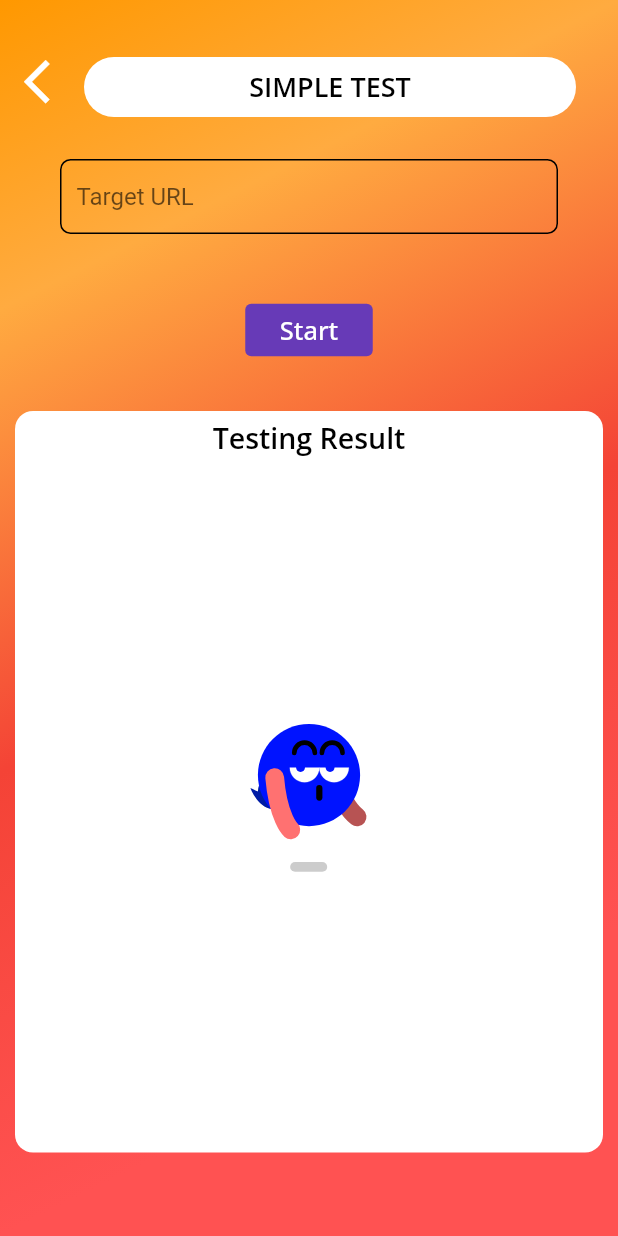
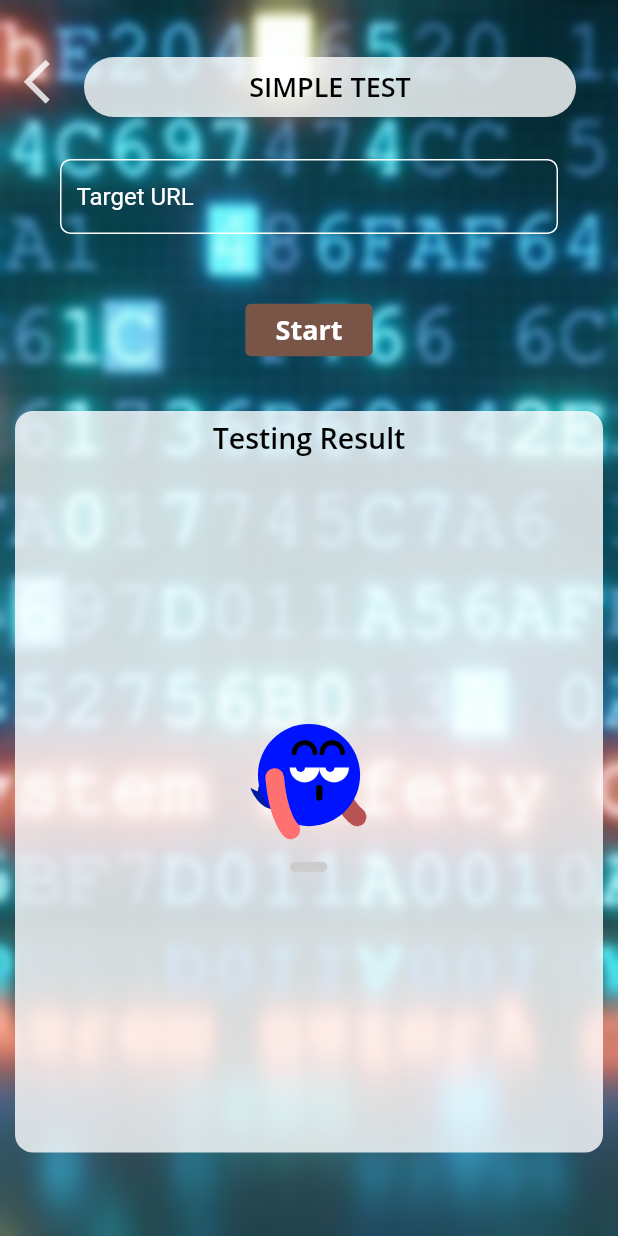
Before and after one commit to jubayerhossain625/sniper, a Flutter app: the HomePage screen opened directly, after a tap on an icon or button, on a phone screen of 412 x 824 dp. Run offline on Flutter 3.47's test engine with Material 2 defaults, Android fonts, the phone set to English and light mode, and no system bars; our stand-ins replace google_fonts, lottie; missing offline and left inert: regexed_validator.

Commit message:
last ui update
new design

```diff
--- a/lib/feature/presentation/pages/homepage/home_page.dart
+++ b/lib/feature/presentation/pages/homepage/home_page.dart
@@ -25,13 +25,13 @@ class HomePage extends StatelessWidget {
               padding: const EdgeInsets.all(8.0),
               child: Container(
                 alignment: Alignment.center,
-                height: 100,
+                height: 80,
                 width: MediaQuery.of(context).size.width,
                 decoration: BoxDecoration(
                   borderRadius: BorderRadius.circular(25),
-                  color: Colors.white
+                  color: Colors.green.withOpacity(0.5)
                 ),
-                child:const TextLtdWidget(title: "SELECT YOUR TEST",color: Colors.black,weight: FontWeight.w600,size: 34,),
+                child:const TextLtdWidget(title: "SELECT YOUR TEST",color: Colors.white,weight: FontWeight.bold,size: 26,),
               ),
             ),
             const SizedBox(height: 20,),
--- a/lib/feature/presentation/pages/simple_test_page/simple_text_page.dart
+++ b/lib/feature/presentation/pages/simple_test_page/simple_text_page.dart
@@ -111,7 +111,7 @@ class _SimpleTestPageState extends State<SimpleTestPage> {
                   children: [
                  IconButton(onPressed: (){
                    Navigator.pop(context);
-                 }, icon:const Icon( Icons.arrow_back_ios,color: Colors.white,size: 35,)) ,
+                 }, icon: Icon( Icons.arrow_back_ios,color: Colors.white.withOpacity(0.8),size: 35,)) ,
 
                     Expanded(
                       child: Padding(
@@ -121,7 +121,7 @@ class _SimpleTestPageState extends State<SimpleTestPage> {
                           height: 40,
                           decoration: BoxDecoration(
                               borderRadius: BorderRadius.circular(25),
-                              color: Colors.white
+                              color: Colors.white.withOpacity(0.8)
                           ),
                           child:const TextLtdWidget(title: "SIMPLE TEST",color: Colors.black,weight: FontWeight.w600,size: 18,),
                         ),
@@ -136,58 +136,29 @@ class _SimpleTestPageState extends State<SimpleTestPage> {
                 padding: const EdgeInsets.symmetric(horizontal: 40),
                 child: SizedBox(
                   height: 50,
-                  child: TextFieldLTDWidget(controller: data, inputType:TextInputType.text,hint: "Target URL",),
+                  child: TextFieldLTDWidget(controller: data, inputType:TextInputType.text,hint: "Target URL", borderColor: Colors.white,),
                 ),
               ),
               const  SizedBox(height: 20,),
-              // Padding(
-              //   padding: const EdgeInsets.symmetric(horizontal: 30),
-              //   child: Row(
-              //     crossAxisAlignment: CrossAxisAlignment.center,
-              //     mainAxisAlignment: MainAxisAlignment.center,
-              //     children: [
-              //       Checkbox(value: isCheeked,
-              //           activeColor: Colors.green,
-              //           checkColor: Colors.white,
-              //           tristate: false,
-              //           onChanged: (newBool){
-              //         setState(() {
-              //           isCheeked = newBool;
-              //         });
-              //           }
-              //       ),
-              //       const TextLtdWidget(title: "Get Request\nonly",line: 2,weight: FontWeight.w700,),
-              //       const Expanded(child: SizedBox(width: 1,)),
-              //       Checkbox(value: isCheekedp,
-              //           activeColor: Colors.green,
-              //           checkColor: Colors.white,
-              //           tristate: false,
-              //           onChanged: (newBool){
-              //             setState(() {
-              //               isCheekedp = newBool;
-              //             });
-              //           }
-              //       ),
-              //       const TextLtdWidget(title: "Auto Switch(GET/\nPOST)",line: 2,weight: FontWeight.w700,),
-              //     ],
-              //   ),
-              // ),
 
               const SizedBox(height: 20,),
               ButtonLTDWidget(widget: const TextLtdWidget(title: "Start",
-                weight: FontWeight.w500,size: 17.0,color: Colors.white,
-              ),bgColor: Colors.deepPurple,
+                weight: FontWeight.w700,size: 18.0,color: Colors.white,
+              ),bgColor: Colors.brown,
               onTap: ()async{
                 isloaded = false;
                 if(validator.url(data.text)){
                   _fetchData(context);
                   getData.clear();
+                  fetchAlbum(data.text);
                   setState(() {
                     path="assets/lottie/getres.json";
                   });
-                  fetchAlbum(data.text);
                 }
                 else{
+                  setState(() {
+                    path='assets/lottie/simple.json';
+                  });
                   ScaffoldMessenger.of(context).showSnackBar(
                     const SnackBar(content: Text('Pleaser Enter valid Url')),
                   );
@@ -205,7 +176,7 @@ class _SimpleTestPageState extends State<SimpleTestPage> {
                     width: double.infinity,
                     padding: const EdgeInsets.all(5.00),
                    decoration: BoxDecoration(
-                     color: Colors.white,
+                     color: Colors.white.withOpacity(0.8),
                      borderRadius: BorderRadius.circular(12),
                    ),
                     child: Column(
--- a/lib/feature/presentation/widgets/button_widget.dart
+++ b/lib/feature/presentation/widgets/button_widget.dart
@@ -17,11 +17,12 @@ class ButtonWidget extends StatelessWidget {
   @override
   Widget build(BuildContext context) {
     return MaterialButton(
-      color: bgColor ?? Colors.deepPurpleAccent,
+      elevation: 0,
+      color: bgColor ?? Colors.black.withOpacity(0.7),
         child: widget ?? const TextWidget(title: 'Title'),
         height: height ?? 35.0,
         minWidth: width ?? 85.0,
-        shape: RoundedRectangleBorder(borderRadius: BorderRadius.circular(radius??4.0)),
+        shape: RoundedRectangleBorder(borderRadius: BorderRadius.circular(radius??7.0)),
         onPressed: onTap);
   }
 }
--- a/lib/feature/presentation/widgets/custom_box.dart
+++ b/lib/feature/presentation/widgets/custom_box.dart
@@ -1,3 +1,5 @@
+import 'dart:ui';
+
 import 'package:flutter/material.dart';
 
 class CustomBox extends StatelessWidget {
@@ -9,9 +11,14 @@ class CustomBox extends StatelessWidget {
     return Container(
       height: MediaQuery.of(context).size.height,
       width:  double.infinity,
-      child: widget,
-      decoration:  const BoxDecoration(
+      child: BackdropFilter(
+        filter: ImageFilter.blur(sigmaX: 3, sigmaY: 3),
+        child: widget
+      ),
+
+      decoration:   const BoxDecoration(
         color: Colors.deepOrange,
+        image: DecorationImage(image: AssetImage('assets/bg.jpeg',),fit: BoxFit.cover,),
         gradient:LinearGradient(
             colors: [
               Colors.orange,
--- a/lib/feature/presentation/widgets/getre.dart
+++ b/lib/feature/presentation/widgets/getre.dart
@@ -3,7 +3,7 @@ import 'package:lottie/lottie.dart';
 
 Widget loder(){
   return Center(
-    child: Container(height: 200,width:200,
+    child: SizedBox(height: 200,width:200,
       child:  Lottie.asset('assets/lottie/getres.json'),
     )
   );
@@ -11,7 +11,7 @@ Widget loder(){
 
 Widget simpleLoader(String path){
   return Center(
-      child: Container(height: 200,width:200,
+      child: SizedBox(height: 200,width:200,
         child:  Lottie.asset(path),
       )
   );
--- a/lib/feature/presentation/widgets/text_field_widget.dart
+++ b/lib/feature/presentation/widgets/text_field_widget.dart
@@ -172,7 +172,7 @@ class TextFieldLTDWidget extends StatelessWidget {
           : const EdgeInsets.only(left: 6.0),
       decoration: BoxDecoration(
           borderRadius: BorderRadius.circular(7.0),
-          border: Border.all(width: 1.0, color:  Colors.black)),
+          border: Border.all(width: 1.0, color:  Colors.white)),
       height: 45.0,
       width: double.infinity,
       child: Row(
@@ -180,7 +180,7 @@ class TextFieldLTDWidget extends StatelessWidget {
           icon != null
               ? Icon(
             icon,
-            color: Colors.black,
+            color: Colors.white,
           )
               : SizedBox(),
           Expanded(
@@ -196,25 +196,15 @@ class TextFieldLTDWidget extends StatelessWidget {
                   contentPadding: const EdgeInsets.only(
                       left: 4.0, right: 3.0, top: 3.0, bottom: 3.0),
                   isDense: true,
-                  // enabledBorder: OutlineInputBorder(
-                  //   borderRadius: BorderRadius.circular(6.0),
-                  //   borderSide: const BorderSide(color: AppColors.amberColor),
-                  // ),
-                  // border: OutlineInputBorder(
-                  //   borderRadius: BorderRadius.circular(6.0),
-                  //   borderSide: const BorderSide(color: AppColors.amberColor),
-                  // ),
-                  // focusedBorder: OutlineInputBorder(
-                  //   borderRadius: BorderRadius.circular(6.0),
-                  //   borderSide: const BorderSide(color: AppColors.amberColor),
-                  // ),
-
                   border: InputBorder.none,
-                  hoverColor:  Colors.black ,
-                  focusColor:   Colors.black,
+                  hoverColor:  Colors.blue ,
+                  focusColor:   Colors.blue,
                   disabledBorder: InputBorder.none,
                   hintText: hint,
+                hintStyle: const TextStyle(color: Colors.white),
+
               ),
+              style: TextStyle(color: Colors.white),
             ),
           ),
         ],
--- a/pubspec.yaml
+++ b/pubspec.yaml
@@ -69,6 +69,7 @@ flutter:
      - assets/lottie/lodercat.json
      - assets/lottie/getres.json
      - assets/lottie/simple.json
+     - assets/bg.jpeg
   #   - images/a_dot_burr.jpeg
   #   - images/a_dot_ham.jpeg
    uses-material-design: true
```
Also changed, not shown: lib/feature/presentation/pages/directory_search_page/directory_search_page.dart (+15 -39 lines), lib/feature/presentation/pages/path_traversal_page/path_traversal_page.dart (+12 -38 lines), assets/bg.jpeg (added), lib/generated/assets.dart.
